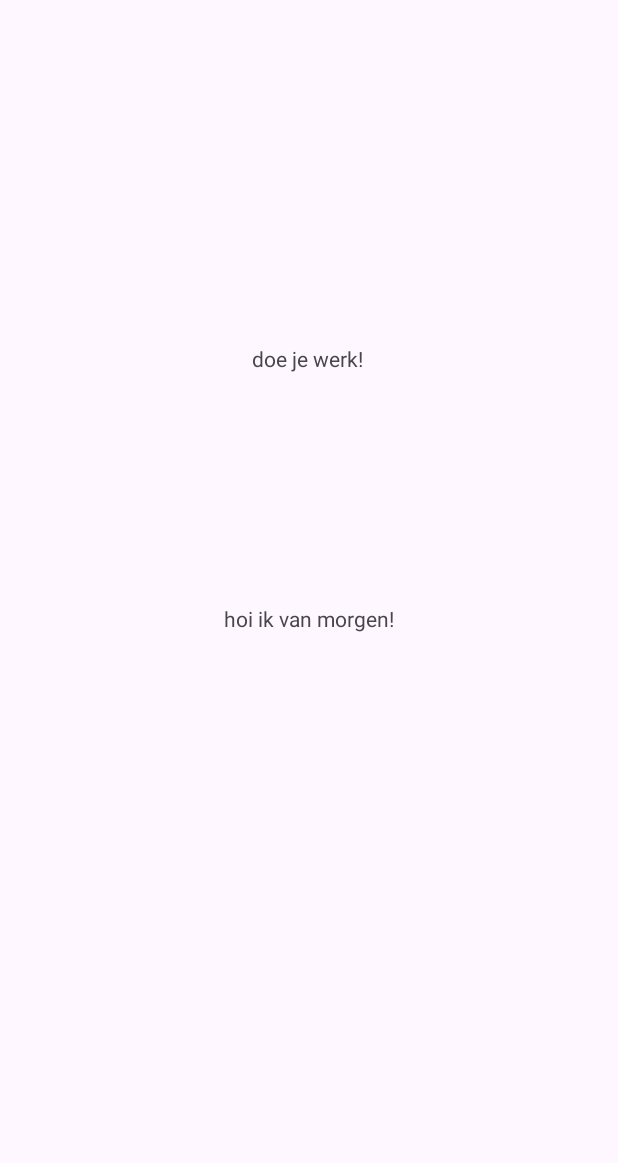
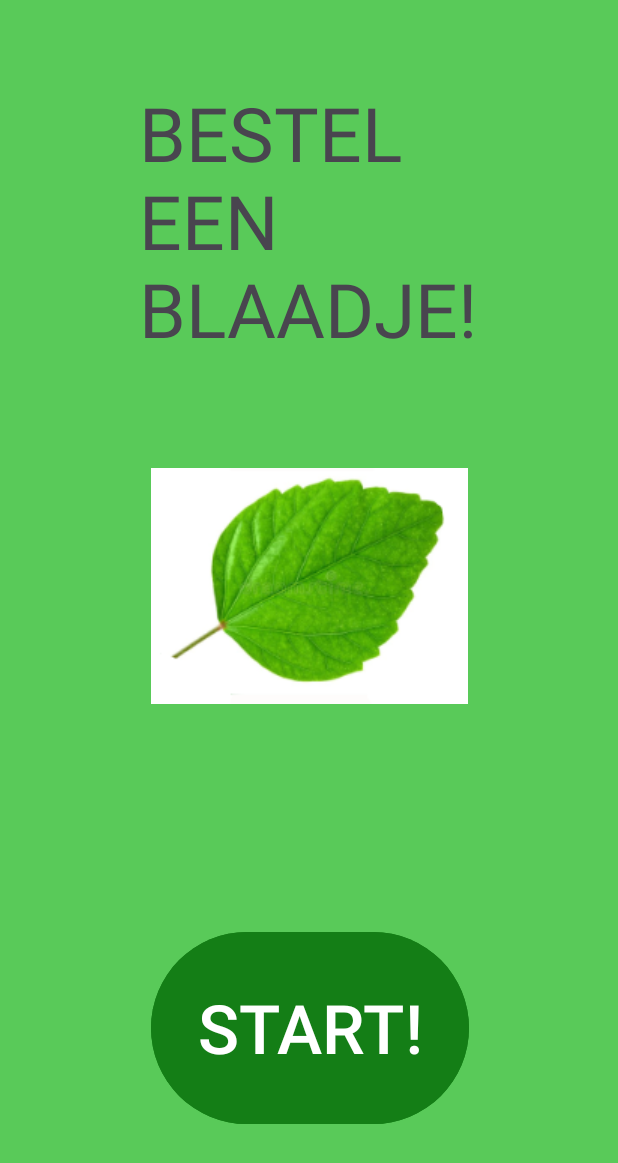
Before and after one commit to mick252/android-studio, an Android app: the screen it shows after launch (MainActivity), on a phone screen of 412 x 824 dp. Before the commit the part shown is almost empty. Shown: the top 1163 px of the screen. Run offline under Robolectric (Android 15) with nearby library versions, the phone set to English and light mode, and no system bars.

Commit message:
I ADDED MY FIRST FRONT PAGE
HIEL YEHHHHH PROGRESS BABY

```diff
--- a/app/src/main/AndroidManifest.xml
+++ b/app/src/main/AndroidManifest.xml
@@ -13,6 +13,9 @@
         android:theme="@style/Theme.KOOPEENBLAADJE"
         tools:targetApi="31">
         <activity
+            android:name=".MainActivity2"
+            android:exported="false" />
+        <activity
             android:name=".MainActivity"
             android:exported="true">
             <intent-filter>
--- a/app/src/main/res/layout/activity_main.xml
+++ b/app/src/main/res/layout/activity_main.xml
@@ -5,27 +5,46 @@
     android:id="@+id/main"
     android:layout_width="match_parent"
     android:layout_height="match_parent"
+    android:background="#59CA59"
     tools:context=".MainActivity">
 
     <TextView
-        android:layout_width="wrap_content"
-        android:layout_height="wrap_content"
-        android:text="hoi ik van morgen!"
+        android:id="@+id/textView"
+        android:layout_width="227dp"
+        android:layout_height="181dp"
+        android:text="BESTEL EEN BLAADJE!"
+        android:textSize="50sp"
         app:layout_constraintBottom_toBottomOf="parent"
         app:layout_constraintEnd_toEndOf="parent"
         app:layout_constraintStart_toStartOf="parent"
-        app:layout_constraintTop_toTopOf="parent" />
+        app:layout_constraintTop_toTopOf="parent"
+        app:layout_constraintVertical_bias="0.085" />
 
-
-    <TextView
+    <ImageView
+        android:id="@+id/imageView"
         android:layout_width="wrap_content"
         android:layout_height="wrap_content"
-        android:text="doe je werk!"
+        android:layout_marginTop="76dp"
         app:layout_constraintBottom_toBottomOf="parent"
         app:layout_constraintEnd_toEndOf="parent"
-        app:layout_constraintHorizontal_bias="0.498"
         app:layout_constraintStart_toStartOf="parent"
-        app:layout_constraintTop_toTopOf="parent"
-        app:layout_constraintVertical_bias="0.285" />
+        app:layout_constraintTop_toBottomOf="@+id/textView"
+        app:layout_constraintVertical_bias="0.0"
+        app:srcCompat="@drawable/blaadje_part_1_" />
+
+    <Button
+        android:id="@+id/button3"
+        android:layout_width="212dp"
+        android:layout_height="136dp"
+        android:backgroundTint="#147E16"
+        android:backgroundTintMode="add"
+        android:text="START!"
+        android:textSize="45sp"
+        app:layout_constraintBottom_toBottomOf="parent"
+        app:layout_constraintEnd_toEndOf="parent"
+        app:layout_constraintHorizontal_bias="0.502"
+        app:layout_constraintStart_toStartOf="parent"
+        app:layout_constraintTop_toBottomOf="@+id/textView"
+        app:layout_constraintVertical_bias="0.844" />
 
 </androidx.constraintlayout.widget.ConstraintLayout>
```
Also changed, not shown: app/src/main/java/com/example/koopeenblaadje/MainActivity2.kt (added, +20 -0 lines), app/src/main/res/layout/activity_main2.xml (added, +10 -0 lines), app/src/main/res/drawable/blaadje_part_1_.png (added).
